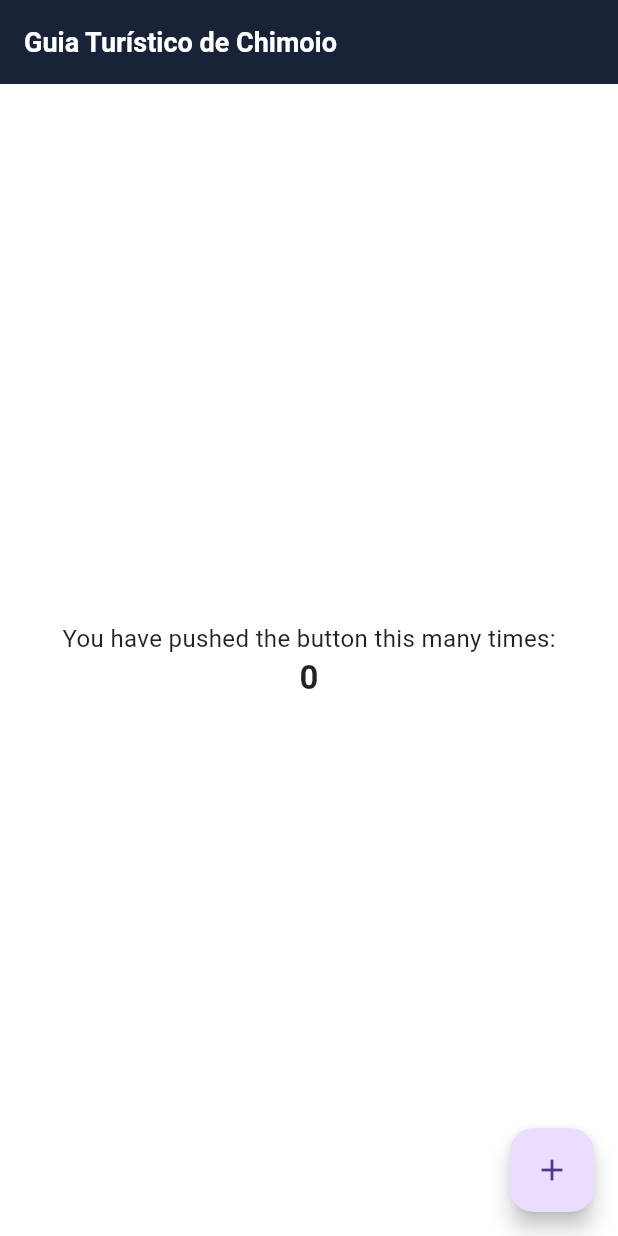
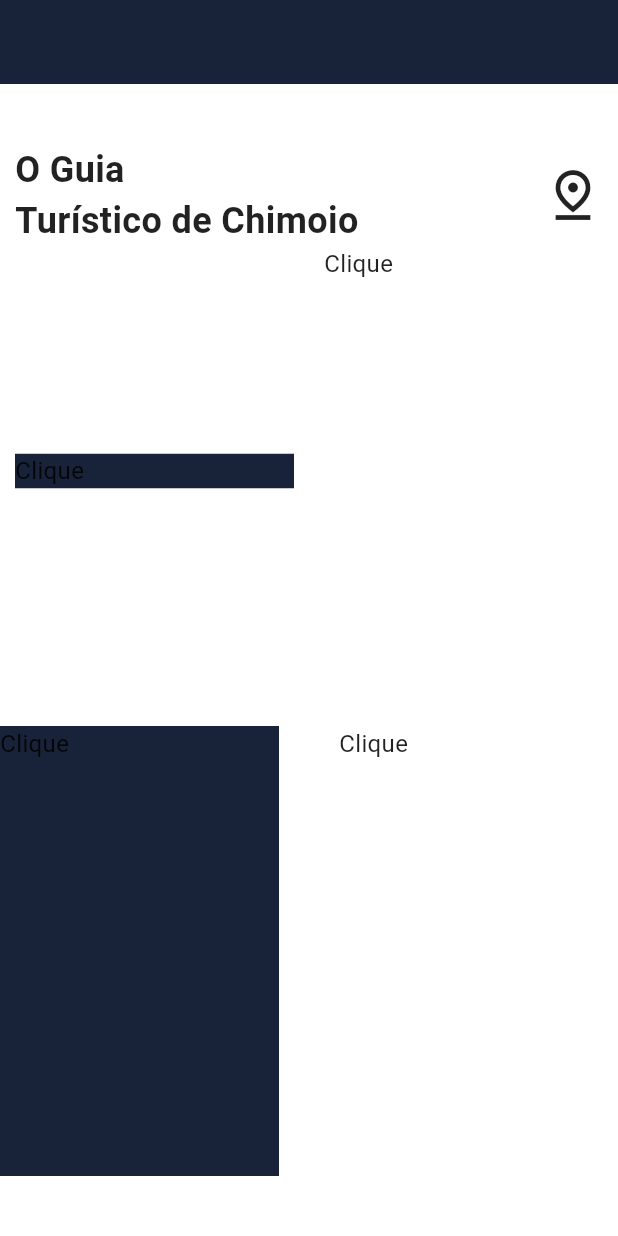
Before and after one commit to YMatique/chimoio_tour_guide, a Flutter app: the screen it shows after launch, on a phone screen of 412 x 824 dp. Run offline on Flutter 3.47's test engine with Material 3 defaults, Android fonts, the phone set to English and light mode, and no system bars.

Commit message:
customizing home screen

```diff
--- a/lib/main.dart
+++ b/lib/main.dart
@@ -1,3 +1,4 @@
+import 'package:chimoio_tour_guide/screens/home_screen.dart';
 import 'package:flutter/material.dart';
 
 void main() {
@@ -55,7 +56,7 @@ class MyApp extends StatelessWidget {
         // colorScheme: ColorScheme.fromSeed(seedColor: Color.fromRGBO(24, 35, 57, 255)),
 
       ),
-      home: const MyHomePage(title: 'Guia Turístico de Chimoio'),
+      home: HomeScreen(),
     );
   }
 }
--- /dev/null
+++ b/lib/screens/home_screen.dart
@@ -0,0 +1,94 @@
+import 'package:flutter/material.dart';
+
+class HomeScreen extends StatelessWidget {
+  @override
+  Widget build(BuildContext context) {
+    return Scaffold(
+      appBar: AppBar(
+        // title: Text('Guia Turístico de Chimoio'),
+        // backgroundColor: Colors.green,
+      ),
+      body: Center(
+        child: Column(
+          mainAxisAlignment: MainAxisAlignment.center,
+          children: [
+            Padding(
+              padding: EdgeInsets.symmetric(horizontal: 10),
+              child:Row(
+                mainAxisAlignment: MainAxisAlignment.spaceBetween,
+                children: [
+                 Container(
+                child:
+                  Text(
+                  "O Guia \nTurístico de Chimoio",
+                  style: TextStyle(fontSize: 24, fontWeight: FontWeight.w600),
+                  softWrap: true,
+                ),),
+                Icon(Icons.pin_drop_outlined, size: 40,)
+
+
+              ],)
+            ),
+            Padding(
+              padding: EdgeInsets.symmetric(horizontal: 10),
+              child: Row(
+                mainAxisAlignment: MainAxisAlignment.spaceBetween,
+                children: [
+                  InkWell(
+                    child: Container(
+                      width: MediaQuery.sizeOf(context).width / 2 - 20,
+                      child: Text("Clique"),
+                      // decoration: BoxDecoration(),
+                      color: Color.fromRGBO(24, 35, 57, 1),
+                    ),
+                    onTap: () {
+                      print("taped");
+                    },
+                  ),
+                  InkWell(
+                    child: Container(
+                      width: MediaQuery.sizeOf(context).width / 2 - 20,
+                      height: 300,
+                      child: Text("Clique"),
+                    ),
+                    onTap: () {
+                      print("taped");
+                    },
+                  ),
+                ],
+              ),
+            ),
+
+            SizedBox(height: 20),
+            Row(
+              mainAxisAlignment: MainAxisAlignment.spaceBetween,
+              children: [
+                InkWell(
+                  child: Container(
+                    width: MediaQuery.sizeOf(context).width / 2 - 20,
+                    height: 300,
+                    child: Text("Clique"),
+                    color: Color.fromRGBO(24, 35, 57, 1),
+                  ),
+                  onTap: () {
+                    print("taped");
+                  },
+                ),
+                InkWell(
+                  child: Container(
+                    width: MediaQuery.sizeOf(context).width / 2 - 20,
+                    height: 300,
+                    child: Text("Clique"),
+                  ),
+                  onTap: () {
+                    print("taped");
+                  },
+                ),
+              ],
+            ),
+          ],
+        ),
+      ),
+    );
+  }
+}
```
